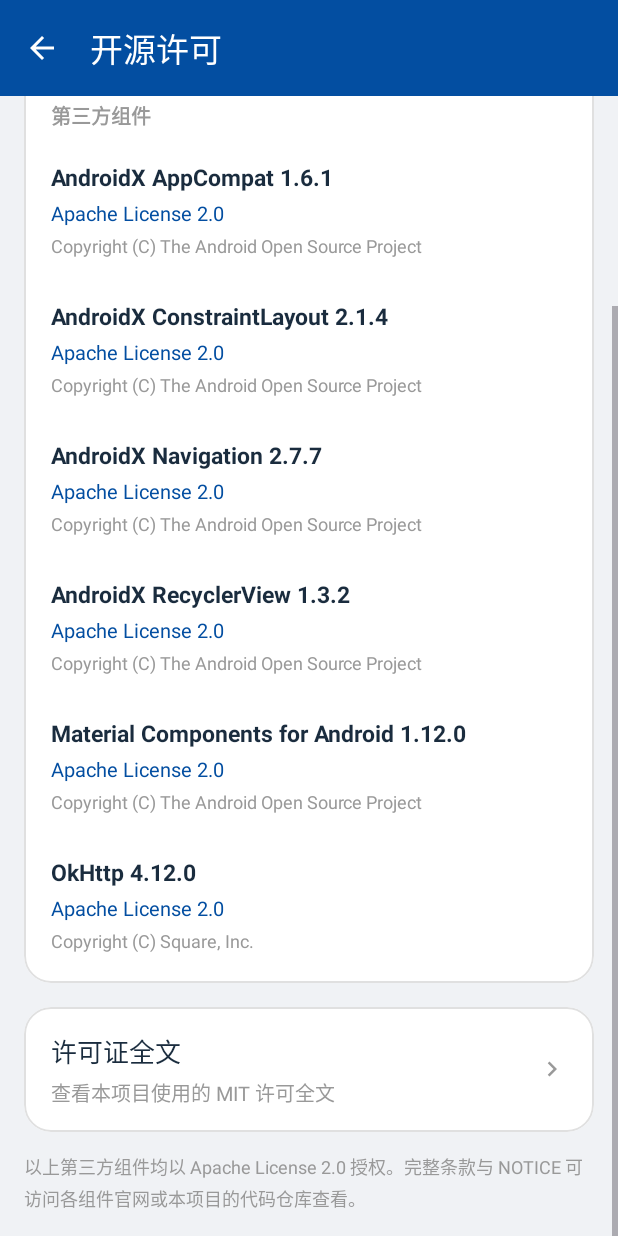
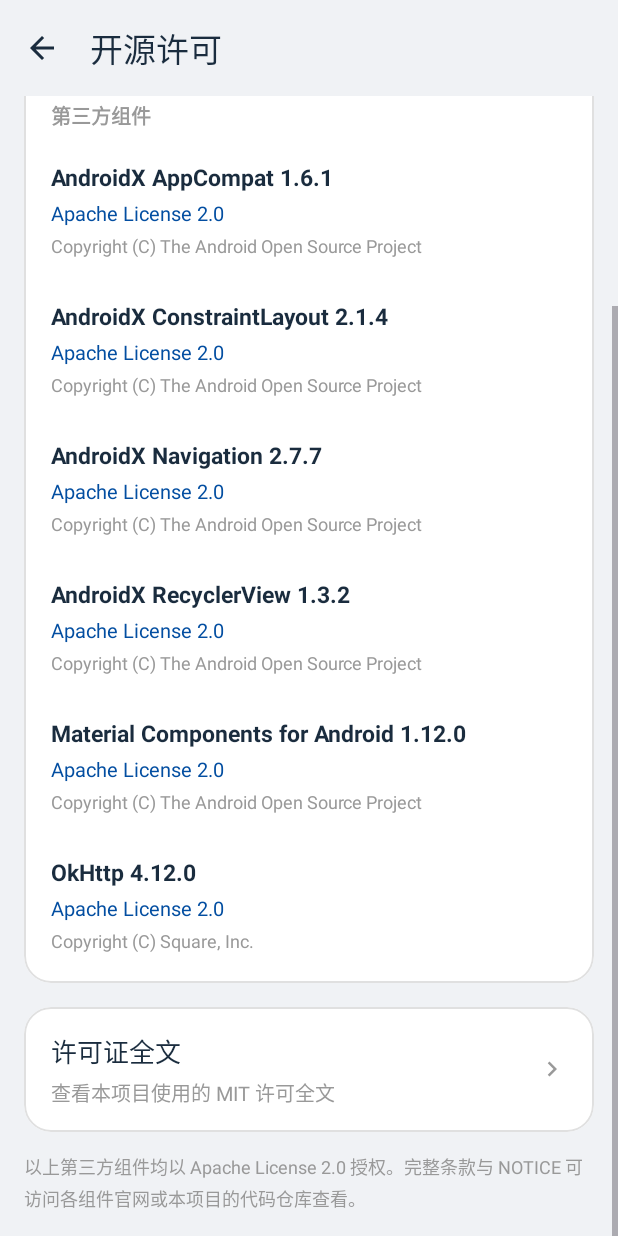
Before and after one commit to yichenfan319-cloud/-APP, an Android app: the LicenseActivity screen opened directly, with no data from a screen before it, scrolled down 168 dp, on a phone screen of 412 x 824 dp. Run offline under Robolectric (Android 15) with nearby library versions, the phone set to English and light mode, and no system bars.

Commit message:
设置页/开源许可页顶栏去掉品牌蓝，跟随主题明暗
用户要求"该黑就黑，该白就白"：这两页的工具栏原来写死 ?attr/colorPrimary（品牌蓝），
和新的中性色界面不搭。

- activity_settings.xml / activity_license.xml：工具栏背景改 ?attr/colorSurfaceScreen，
  标题与返回箭头改 ?attr/colorTextPrimary
- 新增 SystemBars 工具类，把状态栏配色与图标明暗判断收口到一处，
  MainActivity / SettingsActivity / LicenseActivity 共用

```diff
--- a/app/src/main/java/com/wuyi/kebiao/LicenseActivity.java
+++ b/app/src/main/java/com/wuyi/kebiao/LicenseActivity.java
@@ -39,6 +39,7 @@ public class LicenseActivity extends AppCompatActivity {
     @Override
     protected void onCreate(@Nullable Bundle savedInstanceState) {
         super.onCreate(savedInstanceState);
+        SystemBars.apply(this);
         setContentView(R.layout.activity_license);
 
         MaterialToolbar toolbar = findViewById(R.id.toolbar);
--- a/app/src/main/java/com/wuyi/kebiao/SettingsActivity.java
+++ b/app/src/main/java/com/wuyi/kebiao/SettingsActivity.java
@@ -24,6 +24,7 @@ public class SettingsActivity extends AppCompatActivity {
     @Override
     protected void onCreate(@Nullable Bundle savedInstanceState) {
         super.onCreate(savedInstanceState);
+        SystemBars.apply(this);
         setContentView(R.layout.activity_settings);
 
         if (savedInstanceState == null) {
--- /dev/null
+++ b/app/src/main/java/com/wuyi/kebiao/SystemBars.java
@@ -0,0 +1,41 @@
+package com.wuyi.kebiao;
+
+import android.app.Activity;
+import android.content.res.Configuration;
+import android.view.View;
+import android.view.Window;
+
+import androidx.core.content.ContextCompat;
+
+import com.google.android.material.color.MaterialColors;
+
+/**
+ * 状态栏跟随主题：亮色模式白底黑字、夜间模式黑底白字。
+ *
+ * <p>三个 Activity（主界面、设置、开源许可）共用这一份，免得各写一遍还写歪。
+ * 之前设置页和许可页顶栏是品牌蓝、状态栏也是蓝，跟新界面对不上 —— 改这里统一收口。
+ */
+final class SystemBars {
+
+    private SystemBars() {
+    }
+
+    static void apply(Activity activity) {
+        Window window = activity.getWindow();
+        int surface = MaterialColors.getColor(window.getDecorView(),
+                R.attr.colorSurfaceScreen, 0xFFF0F2F5);
+        window.setStatusBarColor(surface);
+        window.setNavigationBarColor(ContextCompat.getColor(activity, android.R.color.transparent));
+
+        boolean night = (activity.getResources().getConfiguration().uiMode
+                & Configuration.UI_MODE_NIGHT_MASK) == Configuration.UI_MODE_NIGHT_YES;
+        View decor = window.getDecorView();
+        int flags = decor.getSystemUiVisibility();
+        if (night) {
+            flags &= ~View.SYSTEM_UI_FLAG_LIGHT_STATUS_BAR;
+        } else {
+            flags |= View.SYSTEM_UI_FLAG_LIGHT_STATUS_BAR;
+        }
+        decor.setSystemUiVisibility(flags);
+    }
+}
--- a/app/src/main/res/layout/activity_license.xml
+++ b/app/src/main/res/layout/activity_license.xml
@@ -15,11 +15,11 @@
         android:id="@+id/toolbar"
         android:layout_width="match_parent"
         android:layout_height="?attr/actionBarSize"
-        android:background="?attr/colorPrimary"
+        android:background="?attr/colorSurfaceScreen"
         app:navigationIcon="@drawable/ic_arrow_back"
-        app:navigationIconTint="?attr/colorOnPrimary"
+        app:navigationIconTint="?attr/colorTextPrimary"
         app:title="开源许可"
-        app:titleTextColor="?attr/colorOnPrimary" />
+        app:titleTextColor="?attr/colorTextPrimary" />
 
     <ScrollView
         android:layout_width="match_parent"
--- a/app/src/main/res/layout/activity_settings.xml
+++ b/app/src/main/res/layout/activity_settings.xml
@@ -15,11 +15,11 @@
         android:id="@+id/toolbar"
         android:layout_width="match_parent"
         android:layout_height="?attr/actionBarSize"
-        android:background="?attr/colorPrimary"
+        android:background="?attr/colorSurfaceScreen"
         app:navigationIcon="@drawable/ic_arrow_back"
-        app:navigationIconTint="?attr/colorOnPrimary"
+        app:navigationIconTint="?attr/colorTextPrimary"
         app:title="设置"
-        app:titleTextColor="?attr/colorOnPrimary" />
+        app:titleTextColor="?attr/colorTextPrimary" />
 
     <FrameLayout
         android:id="@+id/settings_container"
```
Also changed, not shown: app/src/main/java/com/wuyi/kebiao/MainActivity.java (+1 -16 lines).
